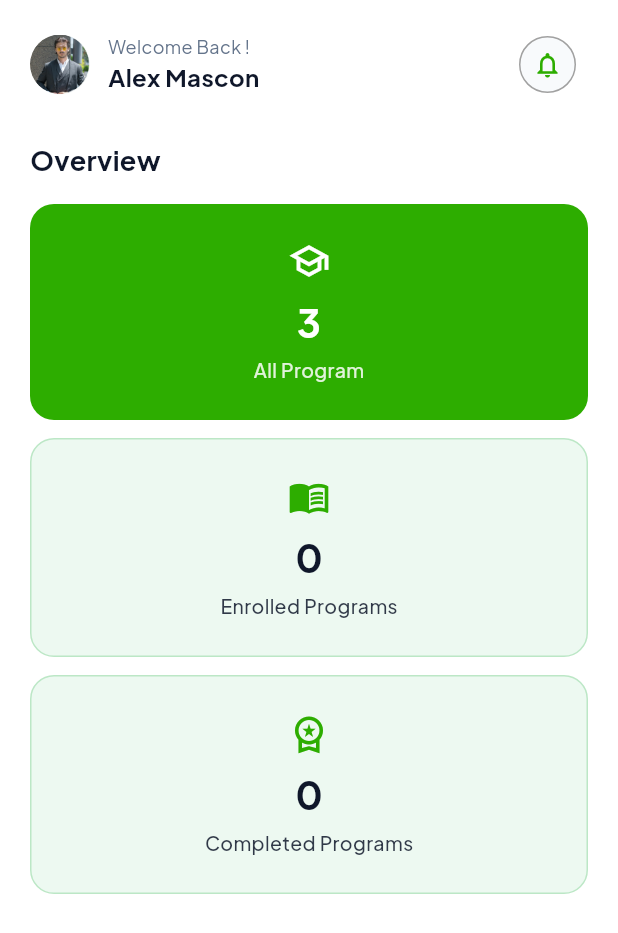
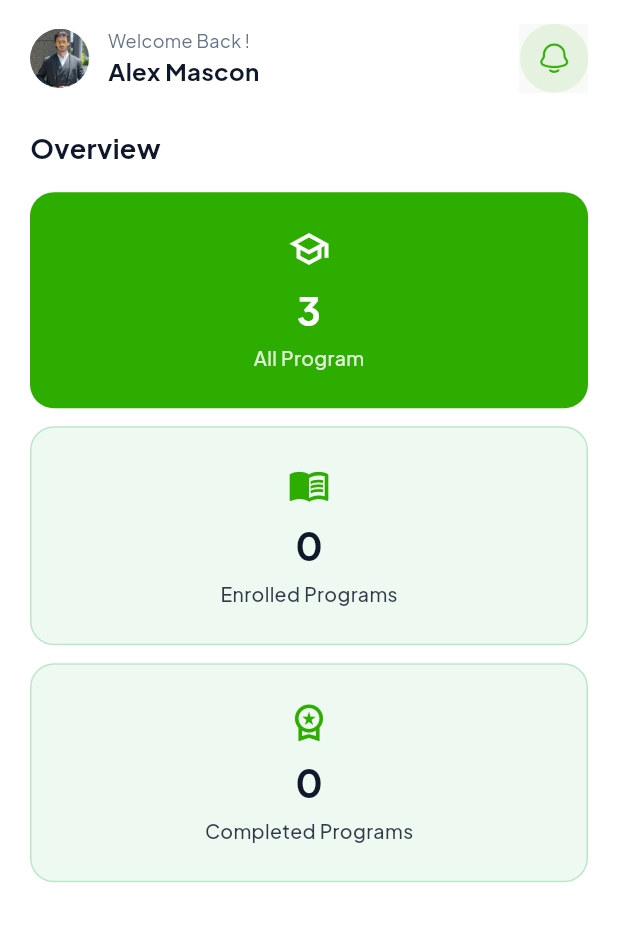
Before and after one commit to SaidurRahman1004/energhx_developer, a Flutter app: the HomeView screen opened directly, on a phone screen of 412 x 824 dp. Shown: the top 933 px of the screen. Run offline on Flutter 3.47's test engine with Material 3 defaults, Android fonts, the phone set to English and light mode, and no system bars; our stand-ins replace file_picker, flutter_phoenix, flutter_screenutil, get, google_fonts, image_picker and 2 more.

Commit message:
style: match Home notification bell button exactly with Figma Frame 25 (42x42px, radius 81px, #2DAD00 10%)

```diff
--- a/lib/core/constants/app_icons.dart
+++ b/lib/core/constants/app_icons.dart
@@ -9,6 +9,7 @@ class AppIcons {
   static const String dropdownArrow = '$basePath/arrow-down-dropdwn.png';
   static const String uploadPhoto = '$basePath/UploadPhoto_icon.png';
   static const String homeNotification = '$basePath/home_notification.png';
+  static const String homeBell = '$basePath/home_bell.png';
   static const String secondScreenArrowRight = '$basePath/Second_screen_arrow_right.png';
   static const String secondScreenArrowRight2 = '$basePath/Second_screen_arrow_right2.png';
   static const String appLogo = '$basePath/app_logo.png';
--- a/lib/feature/home/view/home_view.dart
+++ b/lib/feature/home/view/home_view.dart
@@ -1,6 +1,8 @@
 import 'package:flutter/material.dart';
+import 'package:flutter_screenutil/flutter_screenutil.dart';
 import 'package:get/get.dart';
 import '../../../core/constants/app_colors.dart';
+import '../../../core/constants/app_icons.dart';
 import '../../../core/constants/app_images.dart';
 import '../controller/home_controller.dart';
 import 'widgets/overview_card.dart';
@@ -59,19 +61,22 @@ class HomeView extends GetView<HomeController> {
                     ],
                   ),
                   const Spacer(),
-                  IconButton(
-                    onPressed: () {},
-                    icon: Container(
-                      padding: const EdgeInsets.all(8),
+                  GestureDetector(
+                    onTap: () {},
+                    child: Container(
+                      width: 42.w,
+                      height: 42.w,
                       decoration: BoxDecoration(
-                        color: AppColors.surface,
-                        shape: BoxShape.circle,
-                        border: Border.all(color: AppColors.border),
+                        color: const Color(0xFF2DAD00).withValues(alpha: 0.10),
+                        borderRadius: BorderRadius.circular(81.r),
                       ),
-                      child: const Icon(
-                        Icons.notifications_none_outlined,
-                        size: 20,
-                        color: AppColors.primary,
+                      child: Center(
+                        child: Image.asset(
+                          AppIcons.homeBell,
+                          width: 42.w,
+                          height: 42.w,
+                          fit: BoxFit.contain,
+                        ),
                       ),
                     ),
                   ),
```
